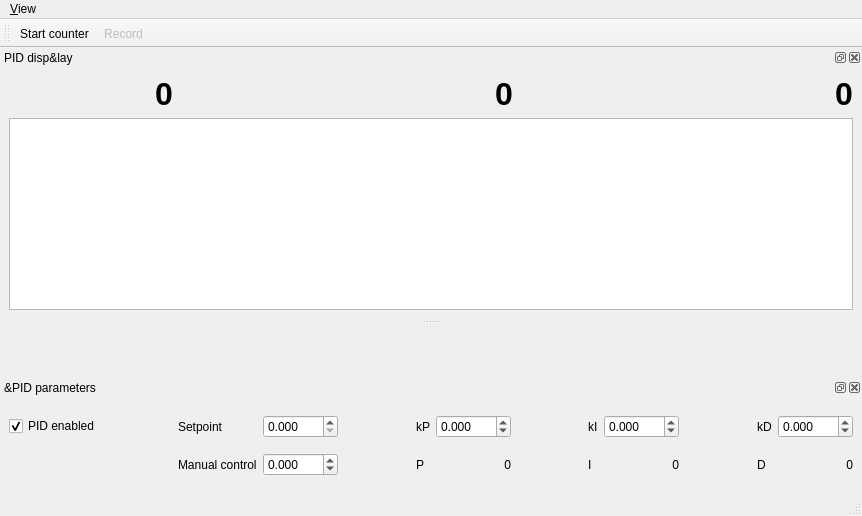
Ulm-IQO/qudi, file gui/pidgui/ui_pid_control.ui: the form before one commit.
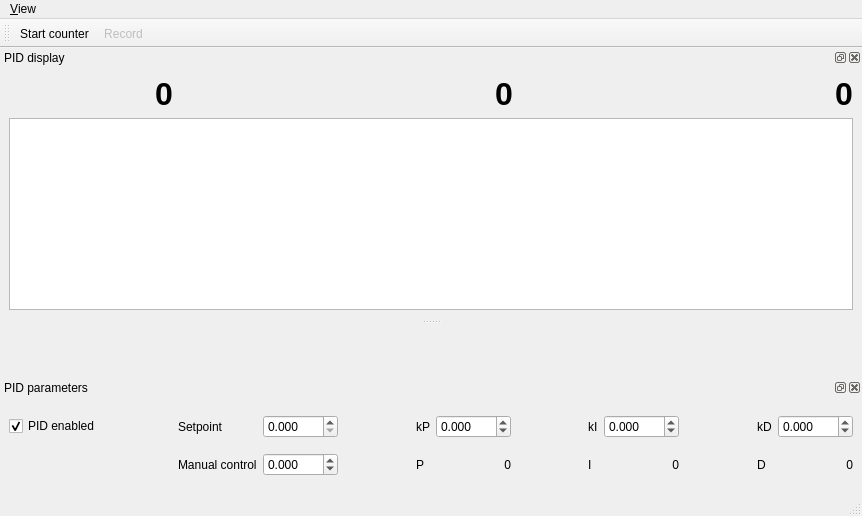
The form after the commit. Icons and pictures are not drawn. Custom widgets are drawn as their Qt base class.

Commit message: Remove all & signs in the name of the DockWidgets in the ui files.

Diff of the .ui file:
```diff
--- a/gui/pidgui/ui_pid_control.ui
+++ b/gui/pidgui/ui_pid_control.ui
@@ -46,7 +46,7 @@
   <widget class="QStatusBar" name="statusbar"/>
   <widget class="QDockWidget" name="pid_trace_DockWidget">
    <property name="windowTitle">
-    <string>PID disp&amp;lay</string>
+    <string>PID display</string>
    </property>
    <attribute name="dockWidgetArea">
     <number>4</number>
@@ -156,7 +156,7 @@
     </size>
    </property>
    <property name="windowTitle">
-    <string>&amp;PID parameters</string>
+    <string>PID parameters</string>
    </property>
    <attribute name="dockWidgetArea">
     <number>8</number>
```
Left out of the diff: 2 changed lines with no effect on the pictures. The commit also changes 6 other files.
